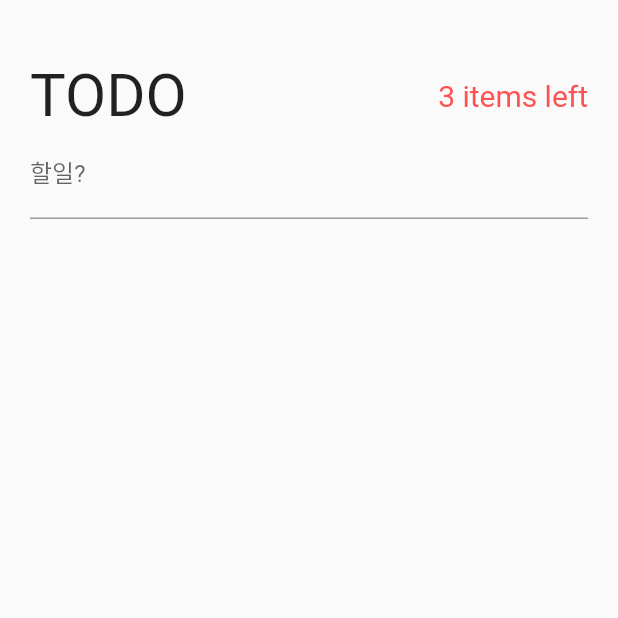
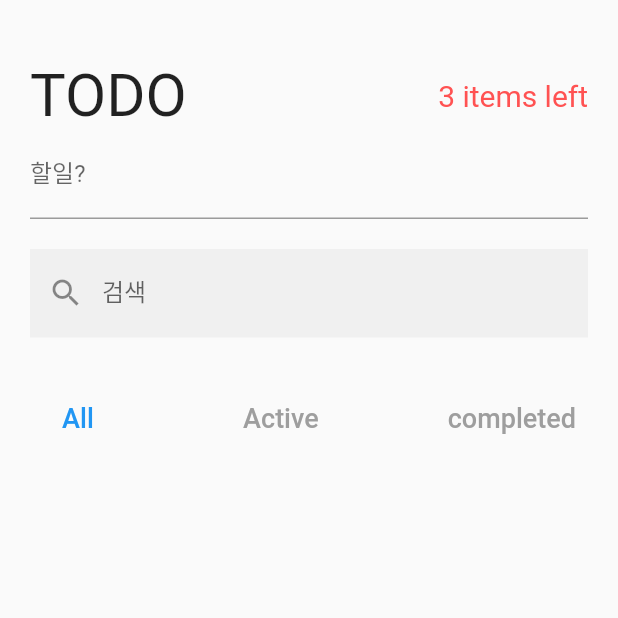
Before and after one commit to nararalab/todoapp, a Flutter app: the screen it shows after launch, on a phone screen of 412 x 824 dp, the top half of it. Run offline on Flutter 3.47's test engine with Material 2 defaults, Android fonts, the phone set to English and light mode, and no system bars; our stand-ins replace equatable.

Commit message:
검색탭 구현

```diff
--- a/lib/pages/todo_page.dart
+++ b/lib/pages/todo_page.dart
@@ -1,6 +1,7 @@
 import 'package:flutter/material.dart';
 import 'package:provider/provider.dart';
 
+import '../models/todo_model.dart';
 import '../providers/providers.dart';
 
 class TodoPage extends StatefulWidget {
@@ -22,9 +23,11 @@ class _TodoPageState extends State<TodoPage> {
               vertical: 40.0,
             ),
             child: Column(
-              children: [
-                const TodoHeader(),
+              children: const [
+                TodoHeader(),
                 CreateTodo(),
+                SizedBox(height: 20.0),
+                SearchAndFilterTodo(),
               ],
             ),
           ),
@@ -84,3 +87,61 @@ class _CreateTodoState extends State<CreateTodo> {
         });
   }
 }
+
+class SearchAndFilterTodo extends StatelessWidget {
+  const SearchAndFilterTodo({Key? key}) : super(key: key);
+
+  @override
+  Widget build(BuildContext context) {
+    return Column(
+      children: [
+        TextField(
+          decoration: const InputDecoration(
+            labelText: '검색',
+            border: InputBorder.none,
+            filled: true,
+            prefixIcon: Icon(Icons.search),
+          ),
+          onChanged: (String? newSearchTerm) {
+            if (newSearchTerm != null) {
+              context.read<TodoSearch>().setSearchTerm(newSearchTerm);
+            }
+          },
+        ),
+        const SizedBox(height: 30.0),
+        Row(
+          mainAxisAlignment: MainAxisAlignment.spaceBetween,
+          children: [
+            filterButton(context, Filter.all),
+            filterButton(context, Filter.active),
+            filterButton(context, Filter.completed),
+          ],
+        ),
+      ],
+    );
+  }
+
+  Widget filterButton(BuildContext context, Filter filter) {
+    return TextButton(
+      onPressed: () {
+        context.read<TodoFilter>().changeFilter(filter);
+      },
+      child: Text(
+        filter == Filter.all
+            ? 'All'
+            : filter == Filter.active
+                ? 'Active'
+                : 'completed',
+        style: TextStyle(
+          fontSize: 18.0,
+          color: textColor(context, filter),
+        ),
+      ),
+    );
+  }
+
+  Color textColor(BuildContext context, Filter filter) {
+    final currentFilter = context.watch<TodoFilter>().state.filter;
+    return currentFilter == filter ? Colors.blue : Colors.grey;
+  }
+}
```
